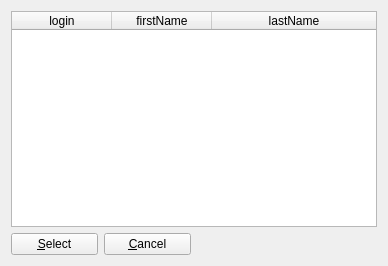
This is client/forms/user_select.ui in Wolframe/wolfzilla as Qt 5 draws it before an edit. The edited form follows.
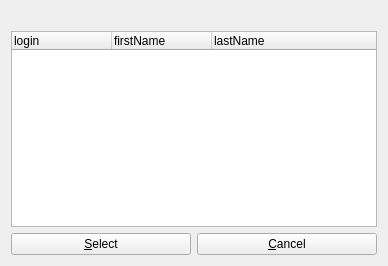
This is the edited form. Icons and pictures are not drawn.

Commit message: using tree widgets as lists, not table widgets everywhere

```diff
--- a/client/forms/user_select.ui
+++ b/client/forms/user_select.ui
@@ -21,61 +21,6 @@
     <normaloff>:/images/building.png</normaloff>:/images/building.png</iconset>
   </property>
   <layout class="QGridLayout" name="gridLayout">
-   <item row="0" column="0" colspan="2">
-    <widget class="QTableWidget" name="user">
-     <property name="horizontalScrollBarPolicy">
-      <enum>Qt::ScrollBarAsNeeded</enum>
-     </property>
-     <property name="alternatingRowColors">
-      <bool>true</bool>
-     </property>
-     <property name="selectionMode">
-      <enum>QAbstractItemView::SingleSelection</enum>
-     </property>
-     <property name="selectionBehavior">
-      <enum>QAbstractItemView::SelectRows</enum>
-     </property>
-     <property name="showGrid">
-      <bool>true</bool>
-     </property>
-     <property name="gridStyle">
-      <enum>Qt::DotLine</enum>
-     </property>
-     <property name="sortingEnabled">
-      <bool>true</bool>
-     </property>
-     <property name="action" stdset="0">
-      <string>listUsers users {}</string>
-     </property>
-     <property name="answer" stdset="0">
-      <string>UserList users { user[] { id={row.id}; login {{row.login}}; firstName {{row.firstName}}; lastName {{row.lastName}} }</string>
-     </property>
-     <attribute name="horizontalHeaderShowSortIndicator" stdset="0">
-      <bool>true</bool>
-     </attribute>
-     <attribute name="horizontalHeaderStretchLastSection">
-      <bool>true</bool>
-     </attribute>
-     <attribute name="verticalHeaderStretchLastSection">
-      <bool>false</bool>
-     </attribute>
-     <column>
-      <property name="text">
-       <string>login</string>
-      </property>
-     </column>
-     <column>
-      <property name="text">
-       <string>firstName</string>
-      </property>
-     </column>
-     <column>
-      <property name="text">
-       <string>lastName</string>
-      </property>
-     </column>
-    </widget>
-   </item>
    <item row="3" column="0">
     <layout class="QHBoxLayout" name="horizontalLayout">
      <item>
@@ -106,6 +51,50 @@
      </item>
     </layout>
    </item>
+   <item row="1" column="0">
+    <widget class="QTreeWidget" name="user">
+     <property name="rootIsDecorated">
+      <bool>false</bool>
+     </property>
+     <property name="sortingEnabled">
+      <bool>true</bool>
+     </property>
+     <property name="action" stdset="0">
+      <string>listUsers users {}</string>
+     </property>
+     <property name="answer" stdset="0">
+      <string>UserList users { user[] { id={row.id}; login {{row.login}}; firstName {{row.firstName}}; lastName {{row.lastName}} }</string>
+     </property>
+     <attribute name="headerShowSortIndicator" stdset="0">
+      <bool>false</bool>
+     </attribute>
+     <column>
+      <property name="text">
+       <string>login</string>
+      </property>
+     </column>
+     <column>
+      <property name="text">
+       <string>firstName</string>
+      </property>
+     </column>
+     <column>
+      <property name="text">
+       <string>lastName</string>
+      </property>
+     </column>
+    </widget>
+   </item>
+   <item row="0" column="0">
+    <widget class="QLabel" name="label">
+     <property name="text">
+      <string/>
+     </property>
+     <property name="pixmap">
+      <pixmap resource="../wolfzilla.qrc">:/images/users.png</pixmap>
+     </property>
+    </widget>
+   </item>
   </layout>
  </widget>
  <tabstops>
```
Left out of the diff: 14 changed lines with no effect on the pictures.
